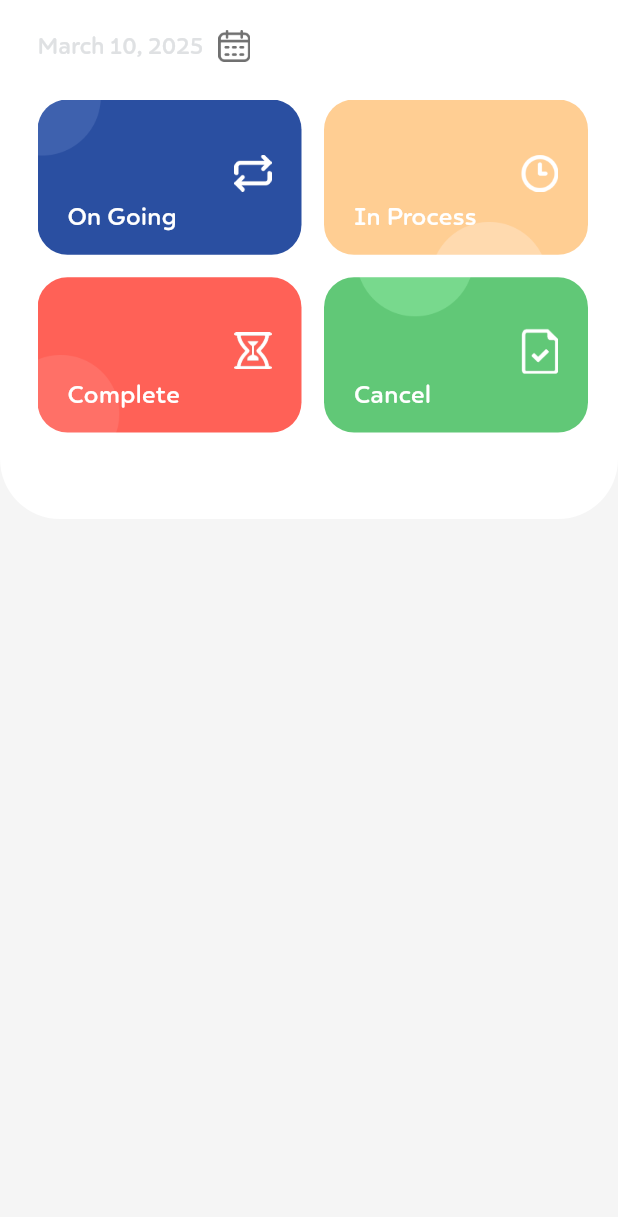
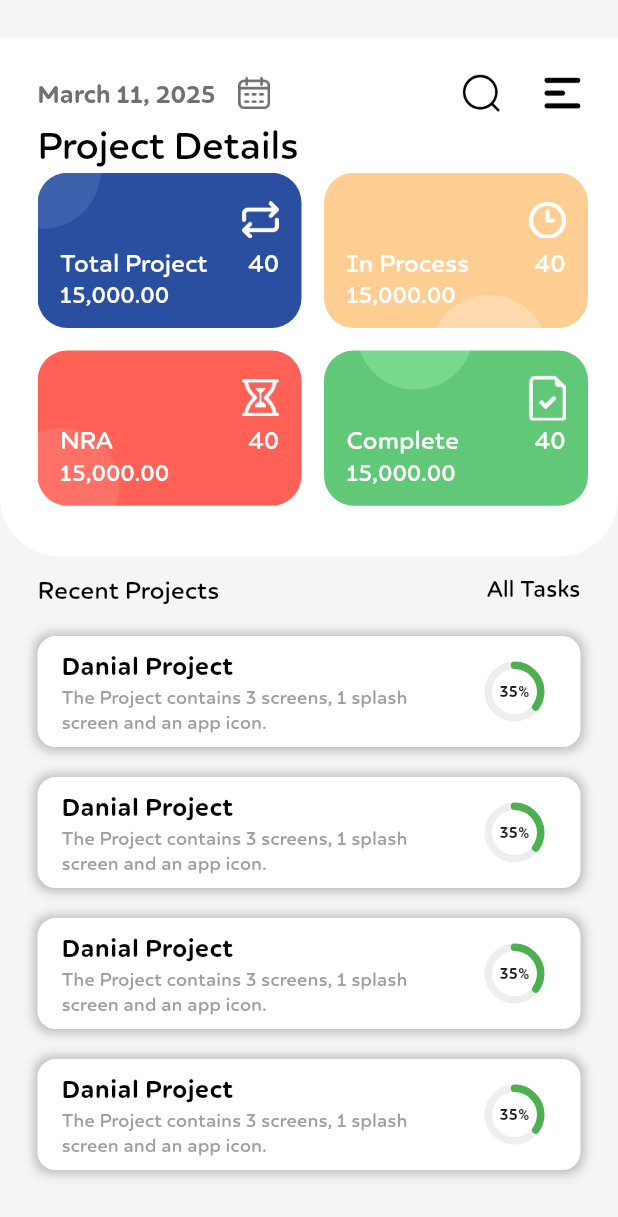
Before and after one commit to MTS-Services/Task-Management, a Flutter app: the DashBoard screen opened directly, after a tap on "FLUTTER", on a phone screen of 412 x 824 dp. Shown: the top 1217 px of the screen. Run offline on Flutter 3.47's test engine with Material 3 defaults, Android fonts, the phone set to English and light mode, and no system bars; drawn by our look-alikes of percent_indicator; our stand-ins replace firebase_auth, firebase_core, fl_chart, flutter_otp_text_field, get, lottie and 1 more; accounts and stored records are empty.

Commit message:
Project Deatails added

```diff
--- a/lib/main.dart
+++ b/lib/main.dart
@@ -4,9 +4,6 @@ import 'package:flutter/material.dart';
 import 'package:maktrack/firebase_options.dart';
 import 'package:maktrack/m-track.dart';
 
-import 'package:get/get.dart';
-import 'package:maktrack/domain/entities/color.dart';
-import 'package:maktrack/presentation/pages/screen/bottomNavBar/bottom_nav_bar.dart';
 
 
 Future<void> main() async {
--- a/lib/presentation/pages/screen/DashBoard/dash_board.dart
+++ b/lib/presentation/pages/screen/DashBoard/dash_board.dart
@@ -114,16 +114,19 @@ class DashBoard extends StatelessWidget {
                               mainAxisAlignment: MainAxisAlignment.center,
                               crossAxisAlignment: CrossAxisAlignment.start,
                               children: [
-                                TextWidget(
-                                  text: departmentName[index],
-                                  size: 16,
-                                  fontWeight: FontWeight.w500,
-                                  color: Colors.white,
+                                Padding(
+                                  padding: const EdgeInsets.only(left: 15),
+                                  child: TextWidget(
+                                    text: departmentName[index],
+                                    size: 16,
+                                    fontWeight: FontWeight.w500,
+                                    color: Colors.white,
+                                  ),
                                 ),
                                 const SizedBox(height: 15),
                                 Row(
                                   mainAxisAlignment:
-                                      MainAxisAlignment.spaceBetween,
+                                      MainAxisAlignment.spaceEvenly,
                                   children: departmentIcon[index].map((icon) {
                                     return Image.asset(
                                       icon,
--- a/lib/presentation/pages/screen/ProjectDetails/project_details.dart
+++ b/lib/presentation/pages/screen/ProjectDetails/project_details.dart
@@ -1,8 +1,10 @@
 import 'package:flutter/material.dart';
-import 'package:maktrack/presentation/widgets/calendar_widget.dart';
+import 'package:get/get.dart';
+import 'package:maktrack/presentation/pages/screen/ProjectDetails/widgets/calendar_pop_up.dart';
+import 'package:maktrack/presentation/widgets/new_project_bar.dart';
 import 'package:maktrack/presentation/widgets/project_container.dart';
 import 'package:maktrack/presentation/widgets/text_widget.dart';
-
+import '../../../state_managment/home.dart';
 class ProjectDetails extends StatelessWidget {
   const ProjectDetails({
     super.key,
@@ -10,11 +12,12 @@ class ProjectDetails extends StatelessWidget {
 
   @override
   Widget build(BuildContext context) {
+    final CalendarController controller = Get.put(CalendarController());
     final List<String> progressName = [
-      'On Going',
+      'Total Project',
       'In Process',
+      'NRA',
       'Complete',
-      'Cancel',
     ];
     final List<String> progressIcon = [
       'assets/Icons/Progress.png',
@@ -22,13 +25,14 @@ class ProjectDetails extends StatelessWidget {
       'assets/Icons/Time.png',
       'assets/Icons/Complete.png',
     ];
-
     return Scaffold(
       backgroundColor: Colors.grey[100],
-      body: SafeArea(
-          child: SingleChildScrollView(
+      body: SingleChildScrollView(
         child: Column(
           children: [
+            SizedBox(
+              height: 25,
+            ),
             Container(
               padding: EdgeInsets.only(left: 25, right: 20, top: 20),
               decoration: BoxDecoration(
@@ -39,13 +43,59 @@ class ProjectDetails extends StatelessWidget {
               height: MediaQuery.sizeOf(context).height > 800
                   ? MediaQuery.sizeOf(context).height * 0.42
                   : MediaQuery.sizeOf(context).height * 0.5,
-              child: Column(
+              child: Stack(
+                children: [
+                  Column(
                     crossAxisAlignment: CrossAxisAlignment.start,
                     children: [
-                  CalendarWidget(),
-                  SizedBox(
-                    height: 25,
+                      Row(
+                        mainAxisAlignment: MainAxisAlignment.spaceBetween,
+                        children: [
+                          Row(
+                            spacing: 15,
+                            children: [
+                              Obx(
+                                () => Text(
+                                  controller.formattedDate.value,
+                                  style: const TextStyle(
+                                    fontSize: 16,
+                                    fontWeight: FontWeight.bold,
+                                    color: Color(0xff707070),
                                   ),
+                                ),
+                              ),
+                              GestureDetector(
+                                onTap: () {
+                                  // Toggle the calendar visibility
+                                  controller.toggleCalendar();
+                                },
+                                child: Image.asset(
+                                  'assets/Icons/calender 1.png',
+                                  scale: 4.5,
+                                ),
+                              ),
+                            ],
+                          ),
+                          Row(
+                            spacing: 20,
+                            children: [
+                              Image.asset(
+                                'assets/Icons/zoom-tool.png',
+                                scale: 15,
+                              ),
+                              Image.asset(
+                                'assets/Icons/menus.png',
+                                scale: 15,
+                              ),
+                            ],
+                          )
+                        ],
+                      ),
+                      TextWidget(
+                          text: 'Project Details',
+                          size: 25,
+                          fontWeight: FontWeight.normal,
+                          color: Colors.black),
                       Expanded(
                         child: GridView.builder(
                           physics: const NeverScrollableScrollPhysics(),
@@ -60,31 +110,54 @@ class ProjectDetails extends StatelessWidget {
                           itemBuilder: (context, index) {
                             return ProjectContainer(
                               imageIndex: index,
+                              child: Padding(
+                                padding: const EdgeInsets.all(15.0),
                                 child: Column(
                                   mainAxisAlignment: MainAxisAlignment.end,
                                   crossAxisAlignment: CrossAxisAlignment.start,
                                   children: [
                                     Row(
                                       mainAxisAlignment: MainAxisAlignment.end,
-                                crossAxisAlignment: CrossAxisAlignment.end,
+                                      crossAxisAlignment:
+                                          CrossAxisAlignment.end,
                                       children: [
                                         Image.asset(
                                           progressIcon[index],
-                                    height:
-                                        MediaQuery.sizeOf(context).height * 0.04,
+                                          height: MediaQuery.sizeOf(context)
+                                                  .height *
+                                              0.04,
                                           width:
-                                        MediaQuery.sizeOf(context).width * 0.06,
+                                              MediaQuery.sizeOf(context).width *
+                                                  0.06,
                                         ),
                                       ],
                                     ),
+                                    Row(
+                                      mainAxisAlignment:
+                                          MainAxisAlignment.spaceBetween,
+                                      children: [
                                         TextWidget(
                                           text: progressName[index],
                                           size: 16,
                                           fontWeight: FontWeight.w500,
                                           color: Colors.white,
                                         ),
-                              const SizedBox(height: 15),
+                                        TextWidget(
+                                          text: '40',
+                                          size: 16,
+                                          fontWeight: FontWeight.w500,
+                                          color: Colors.white,
+                                        ),
                                       ],
+                                    ),
+                                    TextWidget(
+                                      text: '15,000.00',
+                                      size: 15,
+                                      fontWeight: FontWeight.normal,
+                                      color: Colors.white,
+                                    ),
+                                  ],
+                                ),
                               ),
                             );
                           },
@@ -92,10 +165,47 @@ class ProjectDetails extends StatelessWidget {
                       ),
                     ],
                   ),
+                  Obx(
+                    () => controller.showCalendar.value
+                        ? CalendarPopup(controller: controller)
+                        : SizedBox.shrink(),
                   ),
                 ],
               ),
-          )),
+            ),
+            Padding(
+              padding: const EdgeInsets.only(
+                left: 25,
+                right: 25,
+                top: 10,
+                bottom: 10,
+              ),
+              child: Row(
+                mainAxisAlignment: MainAxisAlignment.spaceBetween,
+                children: [
+                  TextWidget(
+                    text: 'Recent Projects',
+                    size: 16,
+                    fontWeight: FontWeight.w500,
+                    color: Colors.black,
+                  ),
+                  TextWidget(
+                    text: 'All Tasks',
+                    size: 15,
+                    fontWeight: FontWeight.w500,
+                    color: Colors.black,
+                  ),
+                ],
+              ),
+            ),
+            Column(
+              children: List.generate(4, (index) {
+                return NewProjectCard();
+              }),
+            ),
+          ],
+        ),
+      ),
     );
   }
 }
--- a/lib/presentation/pages/screen/home/widgets/custom_calendar.dart
+++ b/lib/presentation/pages/screen/ProjectDetails/widgets/custom_calendar.dart
@@ -1,4 +1,3 @@
-
 import 'package:flutter/material.dart';
 import 'package:maktrack/domain/entities/color.dart';
 import 'package:maktrack/presentation/state_managment/home.dart';
@@ -38,9 +37,10 @@ class CustomCalendarWidget extends StatelessWidget {
         ),
         weekendTextStyle: TextStyle(color: Color(0xffFE9F99), fontSize: 14),
         defaultTextStyle: TextStyle(fontSize: 14),
-        outsideTextStyle: TextStyle(fontSize: 14),
+        outsideTextStyle: TextStyle(fontSize: 14, color: Colors.grey[400]),
         todayTextStyle: TextStyle(fontSize: 14, color: Colors.white),
         selectedTextStyle: TextStyle(fontSize: 14, color: Colors.white),
+        outsideDaysVisible: true,
       ),
       headerStyle: HeaderStyle(
         titleCentered: true,
--- a/lib/presentation/pages/screen/bottomNavBar/bottom_nav_bar.dart
+++ b/lib/presentation/pages/screen/bottomNavBar/bottom_nav_bar.dart
@@ -1,7 +1,7 @@
 import 'package:flutter/material.dart';
 import 'package:maktrack/domain/entities/asset_path.dart';
 import 'package:maktrack/domain/entities/color.dart';
-import 'package:maktrack/presentation/pages/screen/home/home_screen.dart';
+import 'package:maktrack/presentation/pages/screen/ProjectDetails/project_details.dart';
 
 class Bottom extends StatefulWidget {
   const Bottom({super.key});
@@ -14,7 +14,7 @@ class _BottomState extends State<Bottom> {
   int _selectedIndex = 0;
 
   final List<Widget> _pages = [
-    HomeScreen(),
+    ProjectDetails(),
     const Center(child: Text("Files Page")),
     const Center(child: Text("Send Page")),
     const Center(child: Text("Profile Page")),
--- a/lib/presentation/state_managment/home.dart
+++ b/lib/presentation/state_managment/home.dart
@@ -24,13 +24,15 @@ import 'package:intl/intl.dart'; // For date formatting
 
 class CalendarController extends GetxController {
   var showCalendar = false.obs;
+  var isLoaing = false.obs;
 
   // Initial date set as today’s date
   var focusedDay = DateTime.now().obs;
   var selectedDay = DateTime.now().obs;
+  var today = DateTime.now();
 
   // Properly formatted initial date
-  var formattedDate = DateFormat('yyyy-MM-dd').format(DateTime.now()).obs;
+  var formattedDate = DateFormat('MMMM dd, yyyy').format(DateTime.now()).obs;
 
   void toggleCalendar() {
     showCalendar.value = !showCalendar.value;
@@ -39,6 +41,7 @@ class CalendarController extends GetxController {
   void onDaySelected(DateTime selectedDay, DateTime focusedDay) {
     this.selectedDay.value = selectedDay;
     this.focusedDay.value = focusedDay;
-    formattedDate.value = DateFormat('yyyy-MM-dd').format(selectedDay); // Update formatted date
+    formattedDate.value = DateFormat('MMMM dd, yyyy')
+        .format(selectedDay); // Update formatted date
   }
 }
--- /dev/null
+++ b/lib/presentation/widgets/new_project_bar.dart
@@ -0,0 +1,56 @@
+import 'package:flutter/material.dart';
+import 'package:maktrack/presentation/widgets/text_widget.dart';
+import 'package:percent_indicator/circular_percent_indicator.dart';
+
+class NewProjectCard extends StatelessWidget {
+  const NewProjectCard({super.key});
+
+  @override
+  Widget build(BuildContext context) {
+    return Container(
+      margin: EdgeInsets.symmetric(horizontal: 25, vertical: 10),
+      child: ListTile(
+        title: TextWidget(
+          text: 'Danial Project',
+          size: 16,
+          fontWeight: FontWeight.bold,
+          color: Colors.black,
+        ),
+        subtitle: TextWidget(
+          text:
+              'The Project contains 3 screens, 1 splash screen and an app icon.',
+          size: 12,
+          fontWeight: FontWeight.normal,
+          color: Colors.grey,
+        ),
+        trailing: Column(
+          mainAxisAlignment: MainAxisAlignment.center,
+          children: [
+            CircularPercentIndicator(
+              radius: 20.0,
+              lineWidth: 5.0,
+              percent: 0.35,
+              center: Text(
+                "35%",
+                style: TextStyle(fontSize: 10, fontWeight: FontWeight.bold),
+              ),
+              progressColor: Colors.green,
+              backgroundColor: Colors.grey.shade200,
+              circularStrokeCap: CircularStrokeCap.round,
+            ),
+          ],
+        ),
+      ),
+      decoration: BoxDecoration(
+          color: Colors.white,
+          borderRadius: BorderRadius.circular(12),
+          boxShadow: [
+            BoxShadow(
+              color: Colors.grey.shade400,
+              blurRadius: 5,
+              spreadRadius: 2,
+            )
+          ]),
+    );
+  }
+}
--- a/lib/presentation/widgets/project_container.dart
+++ b/lib/presentation/widgets/project_container.dart
@@ -29,7 +29,7 @@ class ProjectContainer extends StatelessWidget {
         Get.to(() => ProjectDetails());
       },
       child: Container(
-        padding: const EdgeInsets.symmetric(horizontal: 20),
+        alignment: Alignment.center,
         decoration: BoxDecoration(
           borderRadius: BorderRadius.circular(20),
           image: DecorationImage(
--- a/lib/presentation/widgets/text_widget.dart
+++ b/lib/presentation/widgets/text_widget.dart
@@ -15,6 +15,7 @@ class TextWidget extends StatelessWidget {
   @override
   Widget build(BuildContext context) {
     return Text(
+
       text,
       style: TextStyle(fontWeight: fontWeight, fontSize: size, color: color),
     );
--- a/pubspec.yaml
+++ b/pubspec.yaml
@@ -29,6 +29,7 @@ dependencies:
   firebase_auth: ^5.5.1
 
   fl_chart: ^0.70.2
+  percent_indicator: ^4.2.4
 
 
 
```
Also changed, not shown: lib/m-track.dart (+9 -9 lines), lib/presentation/pages/screen/home/home_screen.dart (deleted, +0 -53 lines), lib/presentation/widgets/calendar_widget.dart (deleted, +0 -83 lines), assets/Icons/menus.png (added), assets/Icons/zoom-tool.png (added), lib/presentation/pages/screen/ProjectDetails/widgets/calendar_pop_up.dart (renamed from lib/presentation/pages/screen/home/widgets/calendar_pop_up.dart), pubspec.lock. Lines whose indentation alone changed are shown as unchanged.
